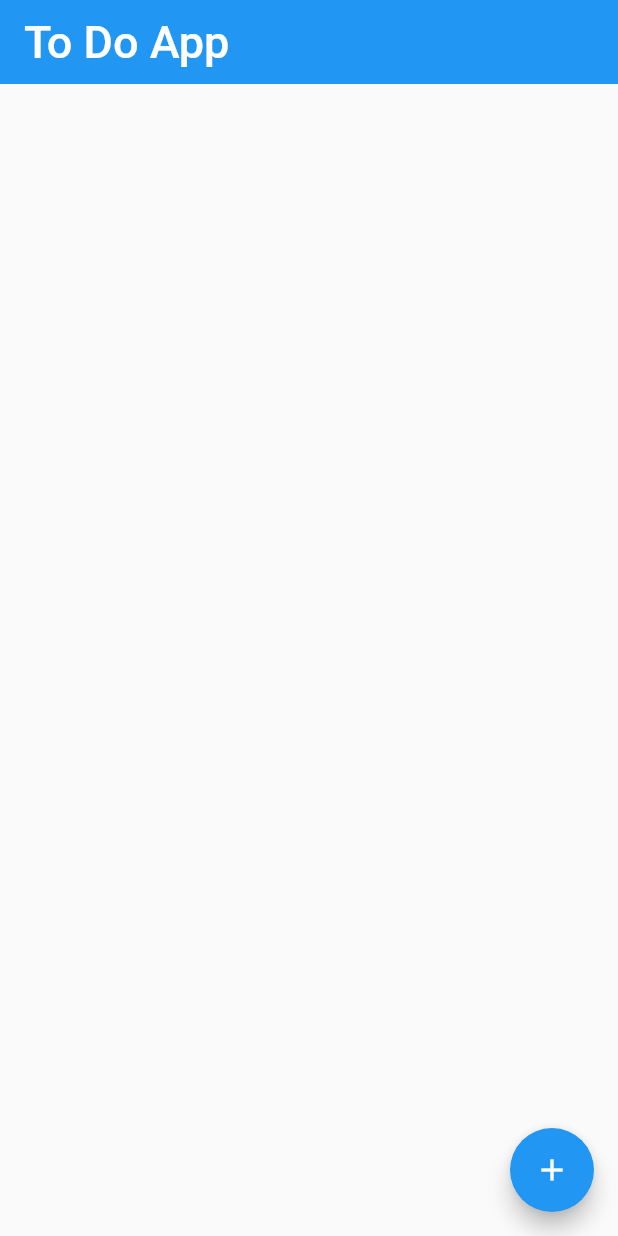
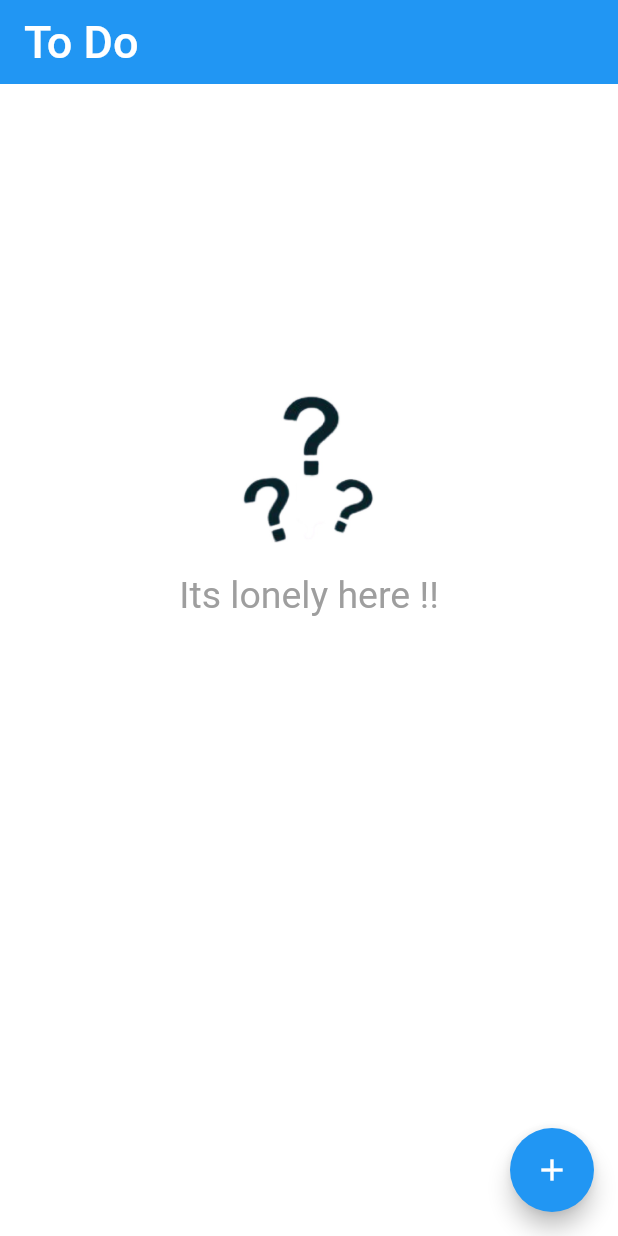
Before and after one commit to Annas-Furquan-Pasha/To-Do-App, a Flutter app: the screen it shows after launch, on a phone screen of 412 x 824 dp. Run offline on Flutter 3.47's test engine with Material 2 defaults, Android fonts, the phone set to English and light mode, and no system bars; our stand-ins replace shared_preferences.

Commit message:
...modified the home page and changed the title of the app bar

```diff
--- a/lib/home.dart
+++ b/lib/home.dart
@@ -1,4 +1,3 @@
-
 import 'package:flutter/material.dart';
 //import 'package:to_do/add.dart';
 import 'task.dart';
@@ -91,8 +90,10 @@ class _HomeState extends State<Home> {
                           task.value = value!;
                           if(task.value == true) {
                             task.status = 'completed!!!';
+
                           } else {
                             task.status = 'pending......';
+
                           }
                         });
                       },
@@ -125,9 +126,10 @@ class _HomeState extends State<Home> {
   @override
   Widget build(BuildContext context) {
     return Scaffold(
+      backgroundColor: Colors.white,
       appBar: AppBar(
         elevation: 0.0,
-        title: const Text('To Do App',
+        title: const Text('To Do',
           style: TextStyle(
             fontSize: 30.0,
             //color: Colors.white54,
@@ -136,7 +138,30 @@ class _HomeState extends State<Home> {
         //backgroundColor: Colors.orange[400],
       ),
       body: SingleChildScrollView(
-        child: Column(
+        child: tasks.isEmpty
+            ? Center(
+            child : Column(
+                  children: <Widget>[
+                    SizedBox(height: MediaQuery.of(context).size.height*(1/4)),
+                    SizedBox(
+                      height: 100.0,
+                        width: 100.0,
+                        child:  Image.asset('assets/images/question.jpg',),
+                    ),
+                    const SizedBox(
+                      height: 20.0,
+                    ),
+                     Text(
+                      'Its lonely here !!',
+                      style: TextStyle(
+                        color: Colors.grey[500],
+                        fontSize: 25.0,
+                      ),
+                    ),
+                  ],
+                ),
+      )
+         : Column(
           children: tasks.map((tak) => card(tak)).toList(),
         ),
       ),
--- a/lib/task.dart
+++ b/lib/task.dart
@@ -1,4 +1,3 @@
-
 class Task
 {
     late String task;
--- a/pubspec.yaml
+++ b/pubspec.yaml
@@ -61,8 +61,8 @@ flutter:
   uses-material-design: true
 
   # To add assets to your application, add an assets section, like this:
-  # assets:
-  #   - images/a_dot_burr.jpeg
+  assets:
+    - assets/images/question.jpg
   #   - images/a_dot_ham.jpeg
 
   # An image asset can refer to one or more resolution-specific "variants", see
```
Also changed, not shown: assets/images/question.jpg (added).
